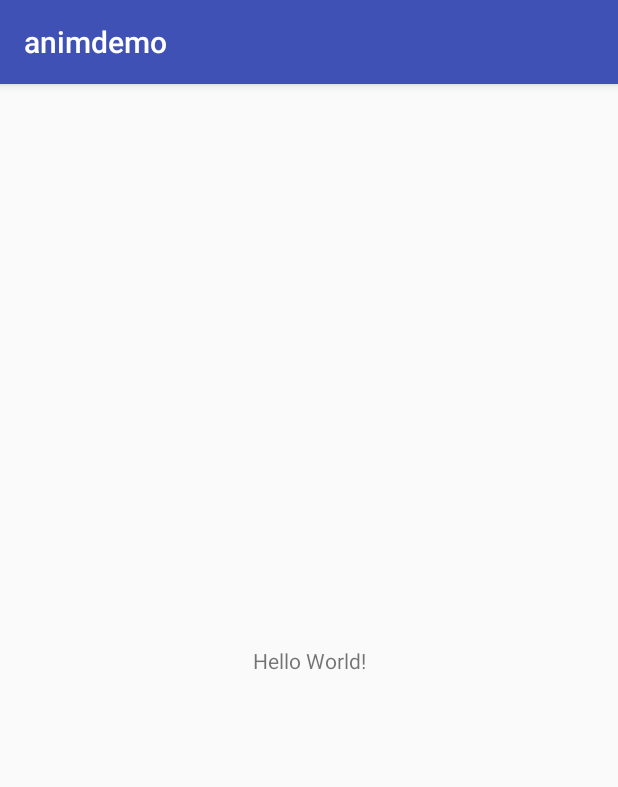
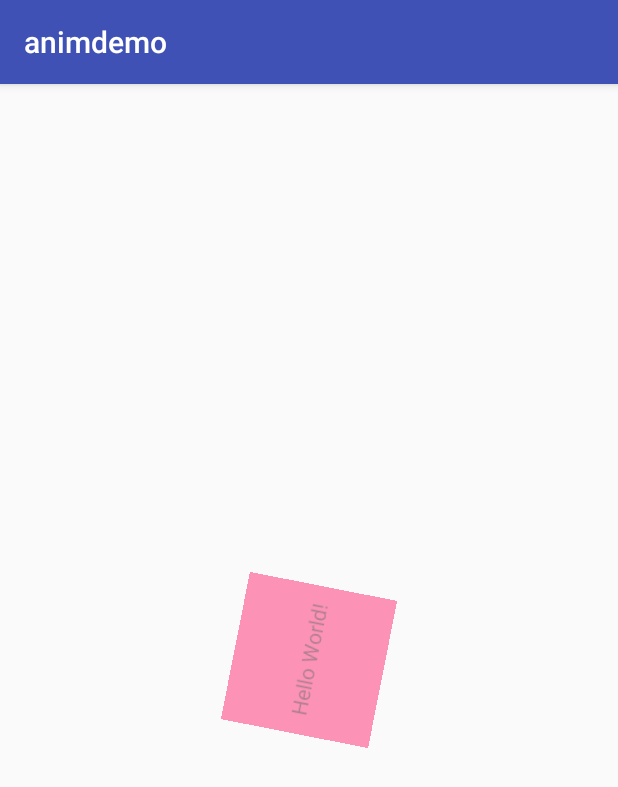
Before and after one commit to tinghaoMa/code, an Android app: the screen it shows after launch (MainActivity), on a phone screen of 412 x 824 dp. Shown: the top 787 px of the screen. Run offline under Robolectric (Android 15) with nearby library versions, the phone set to English and light mode, and no system bars.

Commit message:
属性动画

```diff
--- a/app/src/main/java/com/mth/animdemo/MainActivity.java
+++ b/app/src/main/java/com/mth/animdemo/MainActivity.java
@@ -1,13 +1,106 @@
 package com.mth.animdemo;
 
+import android.animation.Animator;
+import android.animation.AnimatorListenerAdapter;
+import android.animation.AnimatorSet;
+import android.animation.ObjectAnimator;
+import android.animation.ValueAnimator;
 import android.support.v7.app.AppCompatActivity;
 import android.os.Bundle;
+import android.view.View;
+import android.widget.TextView;
 
+/**
+ * @author itck_mth
+ */
 public class MainActivity extends AppCompatActivity {
+    private TextView textview;
+
 
     @Override
     protected void onCreate(Bundle savedInstanceState) {
         super.onCreate(savedInstanceState);
         setContentView(R.layout.activity_main);
+
+        textview = findViewById(R.id.tv);
+
+        playSet();
+
     }
+
+    public void playSet() {
+        ObjectAnimator moveIn = ObjectAnimator.ofFloat(textview, "translationX", -500f, 0f);
+
+        moveIn.addListener(new AnimatorListenerAdapter() {
+            @Override
+            public void onAnimationStart(Animator animation) {
+                System.out.println("segg6575---MainActivity.onAnimationStart");
+            }
+        });
+
+        ObjectAnimator rotate = ObjectAnimator.ofFloat(textview, "rotation", 0f, 360f);
+        ObjectAnimator fadeInOut = ObjectAnimator.ofFloat(textview, "alpha", 1f, 0f, 1f);
+        AnimatorSet animSet = new AnimatorSet();
+        animSet.play(rotate).with(fadeInOut).after(moveIn);
+        animSet.setDuration(5000);
+        animSet.start();
+    }
+
+    public void valueAnim() {
+
+        ValueAnimator animator = ValueAnimator.ofFloat(0f, 1f);
+        animator.setDuration(1000);
+        animator.addUpdateListener(new ValueAnimator.AnimatorUpdateListener() {
+            @Override
+            public void onAnimationUpdate(ValueAnimator animation) {
+                float animatedValue = (float) animation.getAnimatedValue();
+                System.out.println("segg6575---animatedValue = " + animatedValue);
+            }
+        });
+        animator.start();
+
+        //比如说将一个值在5秒内从0过渡到5，再过渡到3，再过渡到10
+        ValueAnimator anim = ValueAnimator.ofFloat(0f, 5f, 3f, 10f);
+        anim.setDuration(5000);
+        anim.start();
+
+
+        ValueAnimator valueAnimator = ValueAnimator.ofInt(1, 100);
+        valueAnimator.setDuration(100);
+        valueAnimator.addUpdateListener(new ValueAnimator.AnimatorUpdateListener() {
+            @Override
+            public void onAnimationUpdate(ValueAnimator animation) {
+                int i = (int) animation.getAnimatedValue();
+                System.out.println("segg6575---i = " + i);
+            }
+        });
+        valueAnimator.start();
+
+    }
+
+
+    public void objectAnim() {
+
+        ObjectAnimator alphaAnimator = ObjectAnimator.ofFloat(textview, "alpha", 1f, 0f, 1f);
+        alphaAnimator.setDuration(3000);
+        alphaAnimator.start();
+
+
+        ObjectAnimator rotationAnimator = ObjectAnimator.ofFloat(textview, "rotation", 0f, 360f);
+        rotationAnimator.setDuration(3000);
+        rotationAnimator.start();
+
+
+        float curTranslationX = textview.getTranslationX();
+        ObjectAnimator translationAnimator = ObjectAnimator.ofFloat(textview, "translationX",
+                curTranslationX, -800f, curTranslationX);
+        translationAnimator.setDuration(5000);
+        translationAnimator.start();
+
+
+        ObjectAnimator scaleAnimator = ObjectAnimator.ofFloat(textview, "scaleY", 1f, 3f, 1f);
+        scaleAnimator.setDuration(3000);
+        scaleAnimator.start();
+    }
+
 }
--- a/app/src/main/res/layout/activity_main.xml
+++ b/app/src/main/res/layout/activity_main.xml
@@ -8,8 +8,11 @@
     tools:context=".MainActivity">
 
     <TextView
-        android:layout_width="wrap_content"
-        android:layout_height="wrap_content"
+        android:id="@+id/tv"
+        android:layout_width="100dp"
+        android:layout_height="100dp"
+        android:background="@color/colorAccent"
+        android:gravity="center"
         android:text="Hello World!"
         app:layout_constraintBottom_toBottomOf="parent"
         app:layout_constraintLeft_toLeftOf="parent"
```
